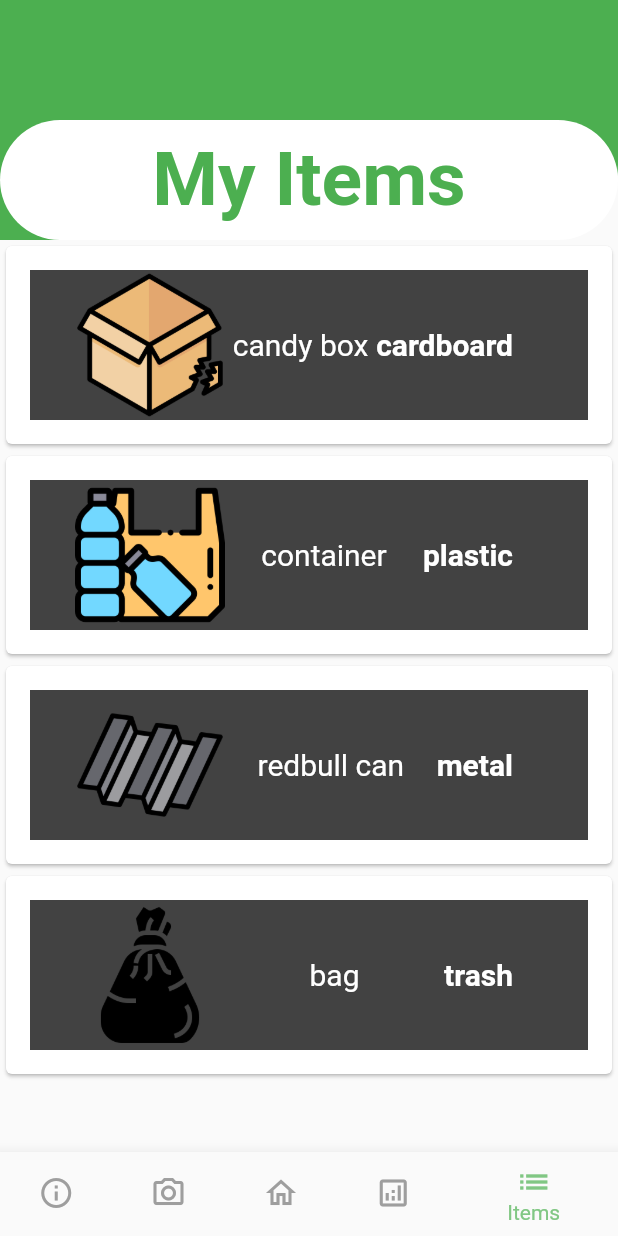
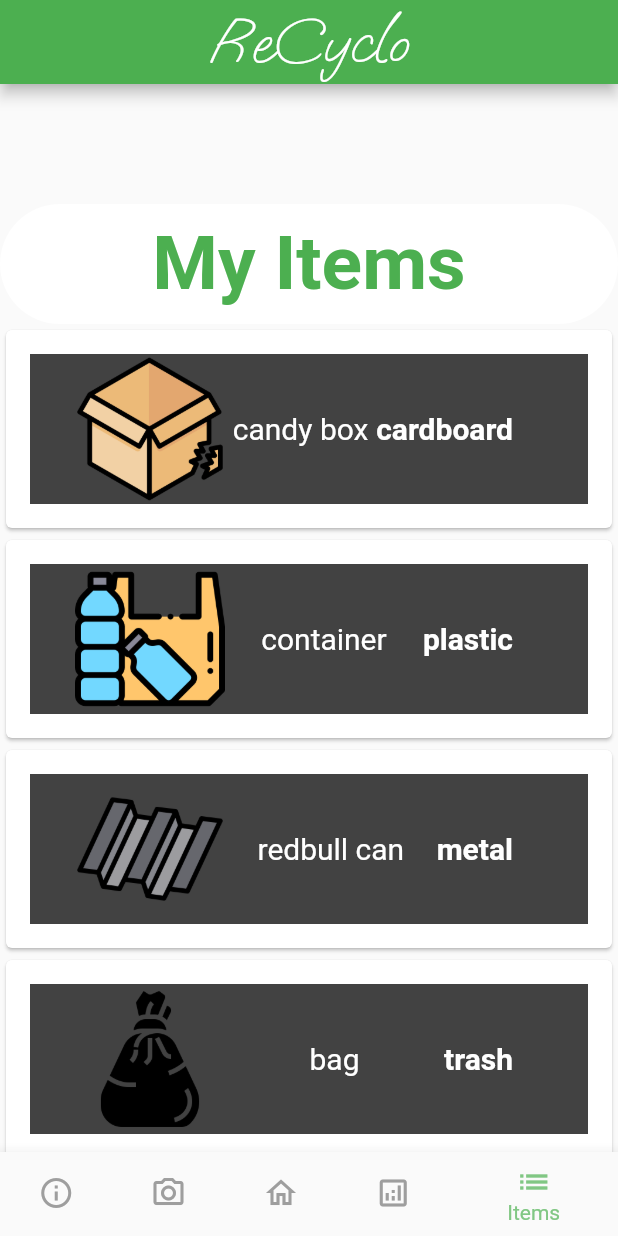
Before and after one commit to Artificially-Intelligent-Schulich/-Artificially-Intelligent, a Flutter app: the screen it shows after launch, item 5 of the bottom bar chosen, on a phone screen of 412 x 824 dp. Run offline on Flutter 3.47's test engine with Material 2 defaults, Android fonts, the light colour scheme and no system bars; our stand-ins replace fluttertoast, go_router, image_picker.

```diff
--- a/recyclo/lib/main.dart
+++ b/recyclo/lib/main.dart
@@ -68,7 +68,7 @@ class _RecycloStatefulState extends State<RecycloStateful> {
         'Index 4: List',
         style: optionStyle,
       );*/
-      return const ItemList();
+      return ItemList();
     } else {
       return Container(
         child: const Text('This works'),
@@ -80,6 +80,14 @@ class _RecycloStatefulState extends State<RecycloStateful> {
   Widget build(BuildContext context) {
     user.setupUser;
     return Scaffold(
+      appBar: AppBar(
+        backgroundColor: Colors.green,
+        centerTitle: true,
+        title: const Text(
+          'ReCyclo',
+          style: TextStyle(fontSize: 42, fontFamily: 'OoohBaby'),
+        ),
+      ),
       body: SafeArea(child: getWiget()),
       bottomNavigationBar: BottomNavigationBar(
         items: const <BottomNavigationBarItem>[
--- a/recyclo/lib/models/user.dart
+++ b/recyclo/lib/models/user.dart
@@ -1,4 +1,5 @@
 import 'package:flutter/material.dart';
+import 'package:recyclo/models/stored_items.dart';
 import 'package:recyclo/widgets/badges.dart';
 
 import 'item.dart';
@@ -9,7 +10,7 @@ class User {
   final int points;
   late Badges badges;
   Image tree;
-  late List<Item> item;
+  late StoredItems item;
   late Map<String, int> categoryTally;
 
   User({
@@ -18,8 +19,13 @@ class User {
     this.points = 0,
     this.tree = const Image(image: AssetImage('assets/images/sprout.png')),
   }) {
-    categoryTally = {'cardboard': 0, 'paper': 0, 'plastic': 0, 'metal': 0, 'trash': 0};
-    item = [];
+    categoryTally = {
+      'cardboard': 0,
+      'paper': 0,
+      'plastic': 0,
+      'metal': 0,
+      'trash': 0
+    };
   }
 
   void setupUser() {
--- a/recyclo/lib/widgets/analysis_ranking.dart
+++ b/recyclo/lib/widgets/analysis_ranking.dart
@@ -19,21 +19,23 @@ class Ranking extends StatelessWidget {
 
   List<String> calcPercentageRank() {
     List<String> rankings = [];
-    int totalCount = user.item.length;
+    int totalCount = user.item.items.length;
 
     // Calculate the percentage of total for each category.
-    for(String key in percentages.keys) {
+    for (String key in percentages.keys) {
       // Currently asserting not null for percentages[key].
       percentages[key] = ((percentages[key]! ~/ totalCount) * 100);
     }
 
     // Use quicksort to rank the items from high to low.
     List<int> values = percentages.values.toList();
-    rankings = quicksort(percentages.keys.toList(), values, 1, values.length-1);
+    rankings =
+        quicksort(percentages.keys.toList(), values, 1, values.length - 1);
     return rankings;
   }
 
-  List<String> quicksort(List<String> keys, List<int> values, int low, int high) {
+  List<String> quicksort(
+      List<String> keys, List<int> values, int low, int high) {
     // Partition the values list.
     if (low < high) {
       int pivot = values[high];
@@ -42,8 +44,8 @@ class Ranking extends StatelessWidget {
 
       int i = low - 1;
 
-      for(int j = low; j < high; j++) {
-        if(values[j] > pivot) {
+      for (int j = low; j < high; j++) {
+        if (values[j] > pivot) {
           // Swap values.
           tempNum = values[i];
           values[i] = values[j];
@@ -57,21 +59,21 @@ class Ranking extends StatelessWidget {
       }
 
       // Swap the values.
-      tempNum = values[i+1];
-      values[i+1] = values[high];
+      tempNum = values[i + 1];
+      values[i + 1] = values[high];
       values[high] = tempNum;
 
       // Swap corresponding keys.
-      tempStr = keys[i+1];
-      keys[i+1] = keys[high];
+      tempStr = keys[i + 1];
+      keys[i + 1] = keys[high];
       keys[high] = tempStr;
 
       // Sort sections both higher and lower than the new pivot.
       quicksort(keys, values, low, i);
       quicksort(keys, values, i + 2, high);
-  }
+    }
 
-  // The quicksort has been completed by here.
-  return keys;
+    // The quicksort has been completed by here.
+    return keys;
   }
 }
--- a/recyclo/lib/widgets/home_widget.dart
+++ b/recyclo/lib/widgets/home_widget.dart
@@ -17,13 +17,6 @@ class HomeWidget extends StatelessWidget {
       child: Scaffold(
         body: Column(
           children: <Widget>[
-            const Padding(
-              padding: EdgeInsets.all(8.0),
-              child: Text(
-                'ReCyclo',
-                style: TextStyle(fontSize: 50, fontFamily: 'OoohBaby'),
-              ),
-            ),
             Padding(
               padding: const EdgeInsets.all(8.0),
               child: Container(
--- a/recyclo/lib/widgets/item_list.dart
+++ b/recyclo/lib/widgets/item_list.dart
@@ -12,19 +12,19 @@ class ItemList extends StatelessWidget {
       children: <Widget>[
         Container(
           width: double.infinity,
-          decoration: BoxDecoration(
-            borderRadius: BorderRadius.only(
-              bottomRight: Radius.circular(50),
-            ),
-            color: Colors.green,
-          ),
+          // decoration: BoxDecoration(
+          //   borderRadius: BorderRadius.only(
+          //     bottomRight: Radius.circular(50),
+          //   ),
+          //   color: Colors.green,
+          // ),
           child: Column(
             children: [
               SizedBox(height: 80),
               Container(
                 height: 80,
                 width: 1000,
-                decoration: BoxDecoration(
+                decoration: const BoxDecoration(
                   color: Colors.white,
                   borderRadius: BorderRadius.only(
                       topRight: Radius.circular(50),
@@ -32,7 +32,7 @@ class ItemList extends StatelessWidget {
                       topLeft: Radius.circular(50),
                       bottomLeft: Radius.circular(50)), // border only
                 ), // box decoration
-                child: Center(
+                child: const Center(
                   child: Text(
                     "My Items",
                     style: TextStyle(
@@ -55,9 +55,9 @@ class ItemList extends StatelessWidget {
                 for (var i in items)
                   Card(
                     child: Padding(
-                      padding: EdgeInsets.all(16),
+                      padding: const EdgeInsets.all(16),
                       child: Container(
-                        color: Color.fromARGB(255, 66, 66, 66),
+                        color: const Color.fromARGB(255, 66, 66, 66),
                         child: Row(
                           mainAxisAlignment: MainAxisAlignment.spaceBetween,
                           children: <Widget>[
--- a/recyclo/pubspec.yaml
+++ b/recyclo/pubspec.yaml
@@ -42,6 +42,7 @@ dependencies:
   http: ^0.13.5
   image_picker: ^0.8.4+4
   path_provider: ^2.0.5
+  provider: ^6.0.5
 
 dev_dependencies:
   flutter_test:
```
Also changed, not shown: recyclo/lib/widgets/camera.dart (+3 -6 lines), recyclo/pubspec.lock.
